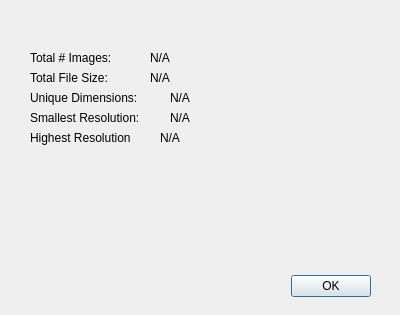
Before: the Qt Designer form folderInfo.ui in LyAhn/Img2Length, drawn with Qt 5.
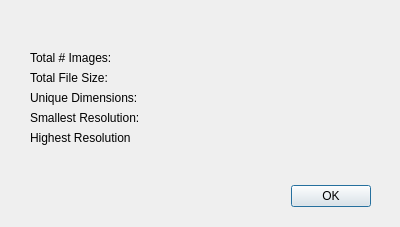
After: the same form once the commit is applied.

Commit message: Dialog Size change

Patch:
```diff
--- a/folderInfo.ui
+++ b/folderInfo.ui
@@ -7,7 +7,7 @@
     <x>0</x>
     <y>0</y>
     <width>400</width>
-    <height>315</height>
+    <height>227</height>
    </rect>
   </property>
   <property name="sizePolicy">
@@ -19,13 +19,7 @@
   <property name="minimumSize">
    <size>
     <width>400</width>
-    <height>315</height>
-   </size>
-  </property>
-  <property name="maximumSize">
-   <size>
-    <width>400</width>
-    <height>315</height>
+    <height>227</height>
    </size>
   </property>
   <property name="windowTitle">
@@ -35,11 +29,17 @@
    <property name="geometry">
     <rect>
      <x>30</x>
-     <y>270</y>
+     <y>180</y>
      <width>341</width>
      <height>32</height>
     </rect>
    </property>
+   <property name="maximumSize">
+    <size>
+     <width>341</width>
+     <height>32</height>
+    </size>
+   </property>
    <property name="orientation">
     <enum>Qt::Horizontal</enum>
    </property>
@@ -121,9 +121,6 @@
      <height>16</height>
     </rect>
    </property>
-   <property name="text">
-    <string>N/A</string>
-   </property>
   </widget>
   <widget class="QLabel" name="ttFileSizeLabel">
    <property name="geometry">
@@ -134,9 +131,6 @@
      <height>16</height>
     </rect>
    </property>
-   <property name="text">
-    <string>N/A</string>
-   </property>
   </widget>
   <widget class="QLabel" name="uniqueDimLabel">
    <property name="geometry">
@@ -147,9 +141,6 @@
      <height>16</height>
     </rect>
    </property>
-   <property name="text">
-    <string>N/A</string>
-   </property>
   </widget>
   <widget class="QLabel" name="smallResLabel">
    <property name="geometry">
@@ -160,9 +151,6 @@
      <height>16</height>
     </rect>
    </property>
-   <property name="text">
-    <string>N/A</string>
-   </property>
   </widget>
   <widget class="QLabel" name="highResLabel">
    <property name="geometry">
@@ -173,9 +161,6 @@
      <height>16</height>
     </rect>
    </property>
-   <property name="text">
-    <string>N/A</string>
-   </property>
   </widget>
  </widget>
  <resources/>
```
The commit also changes 4 other files.
